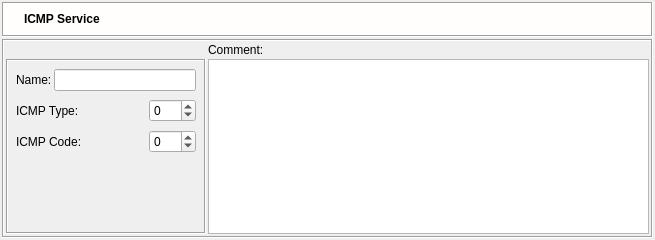
Before: the Qt Designer form src/gui/icmpservicedialog_q.ui in fwbuilder/fwbuilder, drawn with Qt 5.
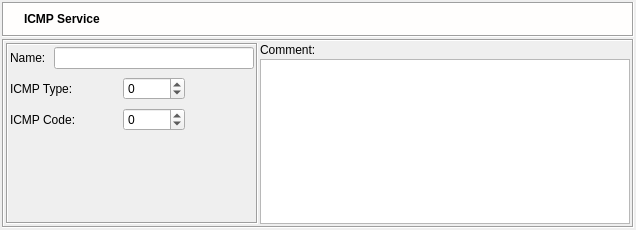
After: the same form once the commit is applied. Icons and pictures are not drawn.

The edit to the form file:
```diff
--- a/src/gui/icmpservicedialog_q.ui
+++ b/src/gui/icmpservicedialog_q.ui
@@ -8,8 +8,8 @@
    <rect>
     <x>0</x>
     <y>0</y>
-    <width>655</width>
-    <height>240</height>
+    <width>636</width>
+    <height>230</height>
    </rect>
   </property>
   <property name="sizePolicy" >
@@ -226,58 +226,11 @@
         <enum>QFrame::Sunken</enum>
        </property>
        <layout class="QGridLayout" >
-        <property name="leftMargin" >
-         <number>2</number>
-        </property>
-        <property name="topMargin" >
-         <number>2</number>
-        </property>
-        <property name="rightMargin" >
-         <number>2</number>
-        </property>
-        <property name="bottomMargin" >
-         <number>2</number>
-        </property>
-        <property name="horizontalSpacing" >
-         <number>2</number>
-        </property>
-        <property name="verticalSpacing" >
-         <number>2</number>
-        </property>
-        <item row="1" column="1" >
-         <widget class="QTextEdit" name="comment" >
-          <property name="sizePolicy" >
-           <sizepolicy vsizetype="Expanding" hsizetype="Expanding" >
-            <horstretch>0</horstretch>
-            <verstretch>0</verstretch>
-           </sizepolicy>
-          </property>
-          <property name="minimumSize" >
-           <size>
-            <width>200</width>
-            <height>0</height>
-           </size>
-          </property>
-          <property name="tabChangesFocus" >
-           <bool>true</bool>
-          </property>
-         </widget>
-        </item>
-        <item row="0" column="1" >
-         <widget class="QLabel" name="textLabel2" >
-          <property name="text" >
-           <string>Comment:</string>
-          </property>
-          <property name="wordWrap" >
-           <bool>false</bool>
-          </property>
-         </widget>
-        </item>
-        <item row="1" column="0" >
+        <item rowspan="2" row="0" column="0" >
          <widget class="QFrame" name="frame30" >
           <property name="maximumSize" >
            <size>
-            <width>200</width>
+            <width>16777215</width>
             <height>16777215</height>
            </size>
           </property>
@@ -288,40 +241,12 @@
            <enum>QFrame::Sunken</enum>
           </property>
           <layout class="QGridLayout" >
-           <property name="leftMargin" >
-            <number>8</number>
-           </property>
-           <property name="topMargin" >
-            <number>8</number>
-           </property>
-           <property name="rightMargin" >
-            <number>8</number>
-           </property>
-           <property name="bottomMargin" >
-            <number>8</number>
-           </property>
            <property name="horizontalSpacing" >
-            <number>2</number>
+            <number>8</number>
            </property>
            <property name="verticalSpacing" >
             <number>8</number>
            </property>
-           <item row="4" column="2" >
-            <spacer>
-             <property name="orientation" >
-              <enum>Qt::Vertical</enum>
-             </property>
-             <property name="sizeType" >
-              <enum>QSizePolicy::MinimumExpanding</enum>
-             </property>
-             <property name="sizeHint" >
-              <size>
-               <width>20</width>
-               <height>5</height>
-              </size>
-             </property>
-            </spacer>
-           </item>
            <item row="0" column="0" >
             <widget class="QLabel" name="textLabel1" >
              <property name="sizePolicy" >
@@ -340,15 +265,21 @@
            </item>
            <item row="0" column="1" colspan="3" >
             <widget class="QLineEdit" name="obj_name" >
+             <property name="sizePolicy" >
+              <sizepolicy vsizetype="Fixed" hsizetype="Preferred" >
+               <horstretch>0</horstretch>
+               <verstretch>0</verstretch>
+              </sizepolicy>
+             </property>
              <property name="minimumSize" >
               <size>
-               <width>0</width>
+               <width>200</width>
                <height>0</height>
               </size>
              </property>
             </widget>
            </item>
-           <item row="2" column="0" colspan="2" >
+           <item row="1" column="0" colspan="2" >
             <widget class="QLabel" name="textLabel3" >
              <property name="text" >
               <string>ICMP Type:</string>
@@ -358,23 +289,7 @@
              </property>
             </widget>
            </item>
-           <item row="2" column="2" >
-            <spacer>
-             <property name="orientation" >
-              <enum>Qt::Horizontal</enum>
-             </property>
-             <property name="sizeType" >
-              <enum>QSizePolicy::Expanding</enum>
-             </property>
-             <property name="sizeHint" >
-              <size>
-               <width>55</width>
-               <height>20</height>
-              </size>
-             </property>
-            </spacer>
-           </item>
-           <item row="2" column="3" >
+           <item row="1" column="2" >
             <widget class="QSpinBox" name="icmpType" >
              <property name="specialValueText" >
               <string>any</string>
@@ -387,7 +302,7 @@
              </property>
             </widget>
            </item>
-           <item row="3" column="0" colspan="2" >
+           <item row="2" column="0" colspan="2" >
             <widget class="QLabel" name="textLabel4" >
              <property name="text" >
               <string>ICMP Code:</string>
@@ -397,23 +312,7 @@
              </property>
             </widget>
            </item>
-           <item row="3" column="2" >
-            <spacer>
-             <property name="orientation" >
-              <enum>Qt::Horizontal</enum>
-             </property>
-             <property name="sizeType" >
-              <enum>QSizePolicy::Expanding</enum>
-             </property>
-             <property name="sizeHint" >
-              <size>
-               <width>53</width>
-               <height>20</height>
-              </size>
-             </property>
-            </spacer>
-           </item>
-           <item row="3" column="3" >
+           <item row="2" column="2" >
             <widget class="QSpinBox" name="icmpCode" >
              <property name="specialValueText" >
               <string>any</string>
@@ -426,9 +325,60 @@
              </property>
             </widget>
            </item>
+           <item row="3" column="2" >
+            <spacer>
+             <property name="orientation" >
+              <enum>Qt::Vertical</enum>
+             </property>
+             <property name="sizeType" >
+              <enum>QSizePolicy::MinimumExpanding</enum>
+             </property>
+             <property name="sizeHint" >
+              <size>
+               <width>20</width>
+               <height>5</height>
+              </size>
+             </property>
+            </spacer>
+           </item>
           </layout>
          </widget>
         </item>
+        <item row="0" column="1" >
+         <widget class="QLabel" name="textLabel2" >
+          <property name="sizePolicy" >
+           <sizepolicy vsizetype="Fixed" hsizetype="Preferred" >
+            <horstretch>0</horstretch>
+            <verstretch>0</verstretch>
+           </sizepolicy>
+          </property>
+          <property name="text" >
+           <string>Comment:</string>
+          </property>
+          <property name="wordWrap" >
+           <bool>false</bool>
+          </property>
+         </widget>
+        </item>
+        <item row="1" column="1" >
+         <widget class="QTextEdit" name="comment" >
+          <property name="sizePolicy" >
+           <sizepolicy vsizetype="Expanding" hsizetype="Expanding" >
+            <horstretch>0</horstretch>
+            <verstretch>0</verstretch>
+           </sizepolicy>
+          </property>
+          <property name="minimumSize" >
+           <size>
+            <width>200</width>
+            <height>0</height>
+           </size>
+          </property>
+          <property name="tabChangesFocus" >
+           <bool>true</bool>
+          </property>
+         </widget>
+        </item>
        </layout>
       </widget>
      </item>
```
